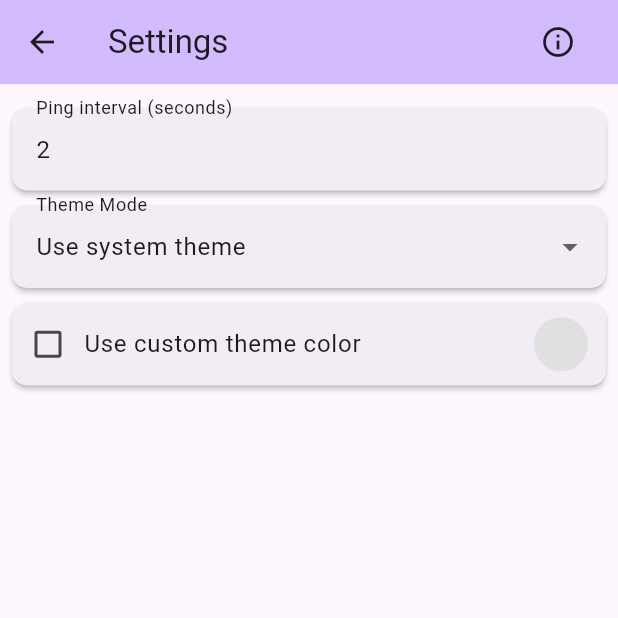
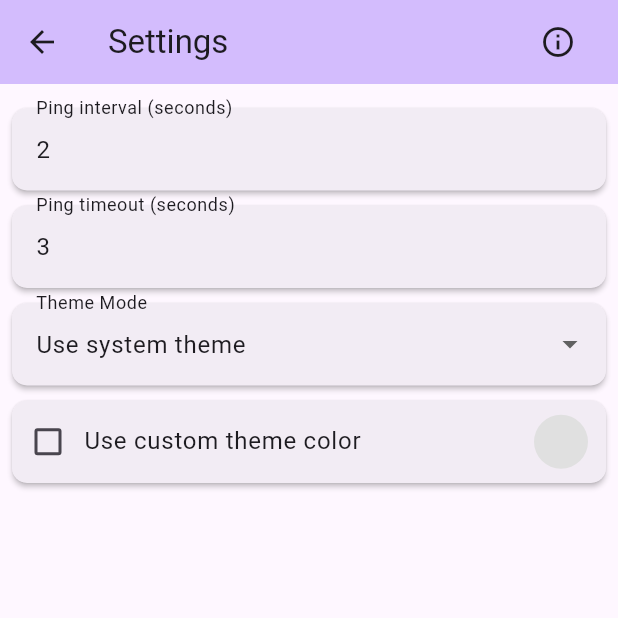
Before and after one commit to Familex/PingUtility, a Flutter app: the screen it shows after launch, after a tap on the "settings" icon, on a phone screen of 412 x 824 dp, the top half of it. Run offline on Flutter 3.47's test engine with Material 3 defaults, Android fonts, the light colour scheme and no system bars; drawn by our look-alikes of dynamic_color; our stand-ins replace flutter_colorpicker, jiffy, package_info_plus, sqflite; missing offline and left inert: dart_ping, fuzzy, holding_gesture; accounts and stored records are empty.

Commit message:
settings: add ping_timeout field

```diff
--- a/src/lib/main.dart
+++ b/src/lib/main.dart
@@ -8,7 +8,12 @@ import 'pages/overview.dart';
 import 'services/database.dart';
 
 // XXX will be overwritten in main function
-Settings settings = Settings(interval: -1, themeMode: -1, customColor: null);
+Settings settings = Settings(
+  interval: -1,
+  themeMode: -1,
+  customColor: null,
+  pingTimeout: -1,
+);
 
 void main() async {
   WidgetsFlutterBinding.ensureInitialized();
--- a/src/lib/models/hosts.dart
+++ b/src/lib/models/hosts.dart
@@ -6,6 +6,8 @@ import 'package:flutter/material.dart';
 
 import '../services/database.dart';
 import 'settings.dart';
+
+const pingHistoryMax = 30;
 
 class Host {
   Host({
@@ -21,14 +23,7 @@ class Host {
   List<Duration?> time = [];
   (Ping, StreamSubscription<PingData>)? ping;
   Queue<(Ping, StreamSubscription<PingData>)> oneTimePing = Queue.from([]);
-
-  get graphDataReversed =>
-      UnmodifiableListView(time.reversed.take(smallGraphElements));
 }
-
-const timeoutMs = 3000;
-const pingHistoryMax = 100;
-const smallGraphElements = 20;
 
 final class HostsModel extends ChangeNotifier {
   final Map<String, Host> _hosts = {};
@@ -40,8 +35,9 @@ final class HostsModel extends ChangeNotifier {
   UnmodifiableMapView<String, Host> get hosts =>
       UnmodifiableMapView(_initialLoading ? {} : _hosts);
   UnmodifiableListView<Duration?> getGraphDataReversed(String hostName) =>
-      UnmodifiableListView(
-          _initialLoading ? [] : _hosts[hostName]?.graphDataReversed ?? []);
+      UnmodifiableListView(_initialLoading
+          ? []
+          : _hosts[hostName]?.time.reversed.take(pingHistoryMax) ?? []);
 
   HostsModel() {
     unawaited(() async {
@@ -59,7 +55,8 @@ final class HostsModel extends ChangeNotifier {
     var interval = count != null ? 1 : host.pingInterval ?? settings.interval;
     if (interval <= 0) return null;
 
-    var ping = Ping(host.hostname, count: count, interval: interval);
+    var ping = Ping(host.hostname,
+        count: count, interval: interval, timeout: settings.pingTimeout);
     var subscription = ping.stream.listen((event) {
       // add to history
       if (event.response != null) {
--- a/src/lib/models/settings.dart
+++ b/src/lib/models/settings.dart
@@ -7,9 +7,11 @@ final class Settings extends ChangeNotifier {
     required int interval,
     required int themeMode,
     required Color? customColor,
+    required int pingTimeout,
   })  : _interval = interval,
         _themeMode = ThemeMode.values[themeMode],
-        _customThemeColor = customColor;
+        _customThemeColor = customColor,
+        _pingTimeout = pingTimeout;
 
   int _interval;
   int get interval => _interval;
@@ -18,6 +20,8 @@ final class Settings extends ChangeNotifier {
   ThemeMode get themeMode => _themeMode;
   Color? _customThemeColor;
   Color? get customThemeColor => _customThemeColor;
+  int _pingTimeout;
+  int get pingTimeout => _pingTimeout;
 
   set interval(int interval) {
     if (_interval == interval) return;
@@ -39,4 +43,11 @@ final class Settings extends ChangeNotifier {
     notifyListeners();
     DatabaseService().setCustomThemeColor(color);
   }
+
+  set pingTimeout(int timeout) {
+    if (_pingTimeout == timeout) return;
+    _pingTimeout = timeout;
+    notifyListeners();
+    DatabaseService().setPingTimeout(timeout);
+  }
 }
--- a/src/lib/pages/overview.dart
+++ b/src/lib/pages/overview.dart
@@ -16,15 +16,18 @@ class HostCard extends StatelessWidget {
 
   @override
   Widget build(BuildContext context) {
+    var data = context
+        .watch<HostsModel>()
+        .getGraphDataReversed(host.hostname)
+        .map((el) => el?.inMilliseconds.toDouble());
+
     var (min, avg, max) = () {
-      var data = host.graphDataReversed
-          .where((el) => el != null)
-          .map((el) => el!.inMilliseconds.toDouble());
       if (data.isEmpty) return (null, null, null);
       double total = 0.0;
       double min = double.infinity;
       double max = -double.infinity;
       for (var el in data) {
+        if (el == null) continue;
         if (el < min) min = el;
         if (el > max) max = el;
         total += el;
@@ -73,11 +76,10 @@ class HostCard extends StatelessWidget {
                     color: Theme.of(context).colorScheme.primary,
                     spots: () {
                       List<FlSpot> result = [];
-                      var ind = smallGraphElements;
-                      for (var val in host.graphDataReversed) {
+                      var ind = pingHistoryMax;
+                      for (var val in data) {
                         if (val == null) continue;
-                        result.add(FlSpot(
-                            (--ind).toDouble(), val.inMilliseconds.toDouble()));
+                        result.add(FlSpot((--ind).toDouble(), val));
                       }
                       return result;
                     }(),
--- a/src/lib/pages/settings.dart
+++ b/src/lib/pages/settings.dart
@@ -7,24 +7,37 @@ import 'package:provider/provider.dart';
 import 'package:url_launcher/url_launcher.dart';
 
 import '../models/settings.dart';
-import '../utils/non_empty_formatter.dart';
 import '../utils/pu_widgets.dart';
 
-class SettingsPage extends StatelessWidget {
-  SettingsPage({super.key});
+class SettingsPage extends StatefulWidget {
+  const SettingsPage({super.key});
 
+  @override
+  State<SettingsPage> createState() => _SettingsPageState();
+}
+
+class _SettingsPageState extends State<SettingsPage> {
   // FIXME is it ok?
   final TextEditingController _intervalTEC = TextEditingController();
+  final TextEditingController _pingTimeoutTEC = TextEditingController();
 
   @override
   Widget build(BuildContext context) {
     var settings = context.watch<Settings>();
+    // FIXME is it ok?
     _intervalTEC.text = settings.interval.toString();
+    _pingTimeoutTEC.text = settings.pingTimeout.toString();
 
     void updateInterval() {
       var val = int.tryParse(_intervalTEC.text);
-      if (val == null) return;
+      if (val == null || val <= 0) return;
       settings.interval = val;
+    }
+
+    void updatePingTimeout() {
+      var val = int.tryParse(_pingTimeoutTEC.text);
+      if (val == null || val <= 0) return;
+      settings.pingTimeout = val;
     }
 
     return Scaffold(
@@ -71,7 +84,17 @@ class SettingsPage extends StatelessWidget {
               controller: _intervalTEC,
               onChanged: (_) => updateInterval(),
               inputFormatters: <TextInputFormatter>[
-                NonEmptyFormatter(),
+                FilteringTextInputFormatter.digitsOnly
+              ],
+              keyboardType: TextInputType.number,
+            ),
+            const SizedBox(height: 10),
+            puTextField(
+              context: context,
+              labelText: 'Ping timeout (seconds)',
+              controller: _pingTimeoutTEC,
+              onChanged: (_) => updatePingTimeout(),
+              inputFormatters: <TextInputFormatter>[
                 FilteringTextInputFormatter.digitsOnly
               ],
               keyboardType: TextInputType.number,
--- a/src/lib/services/database.dart
+++ b/src/lib/services/database.dart
@@ -4,6 +4,11 @@ import 'package:sqflite/sqflite.dart';
 
 import '../models/hosts.dart';
 import '../models/settings.dart';
+
+int _defaultInterval = 2;
+int _defaultThemeMode = ThemeMode.system.index;
+int? _defaultCustomThemeColor;
+int _defaultPingTimeout = 3;
 
 class DatabaseService {
   // Singleton pattern
@@ -26,7 +31,7 @@ class DatabaseService {
       path,
       onCreate: _onCreate,
       onUpgrade: _onUpgrade,
-      version: 3,
+      version: 4,
       onConfigure: (db) async => await db.execute('PRAGMA foreign_keys = ON'),
     );
   }
@@ -37,12 +42,14 @@ class DatabaseService {
         ( interval integer not null
         , theme_mode integer not null
         , custom_theme_color integer
+        , ping_timeout integer not null
         )
     ''');
     await db.insert('settings', {
-      'interval': 2,
-      'theme_mode': ThemeMode.system.index,
-      'custom_theme_color': null,
+      'interval': _defaultInterval,
+      'theme_mode': _defaultThemeMode,
+      'custom_theme_color': _defaultCustomThemeColor,
+      'ping_timeout': _defaultPingTimeout,
     });
 
     await db.execute('''
@@ -64,6 +71,14 @@ class DatabaseService {
     if (oldVersion < 3) {
       await db.execute('drop table settings');
       await db.execute('drop table hosts');
+      return await _onCreate(db, newVersion);
+    }
+
+    if (oldVersion < 4) {
+      await db.execute('''
+        alter table settings
+          add column ping_timeout integer not null default $_defaultPingTimeout
+      ''');
     }
   }
 
@@ -75,6 +90,7 @@ class DatabaseService {
       interval: settings.first['interval'] as int,
       themeMode: settings.first['theme_mode'] as int,
       customColor: customThemeColor == null ? null : Color(customThemeColor),
+      pingTimeout: settings.first['ping_timeout'] as int,
     );
   }
 
@@ -107,6 +123,11 @@ class DatabaseService {
     await db.update('settings', {'custom_theme_color': customColor?.value});
   }
 
+  Future setPingTimeout(int pingTimeout) async {
+    var db = await _databaseService.database;
+    await db.update('settings', {'ping_timeout': pingTimeout});
+  }
+
   Future<bool> addHost(Host host) async {
     var db = await _databaseService.database;
     var insertRes = await db.insert('hosts', {
--- a/src/pubspec.yaml
+++ b/src/pubspec.yaml
@@ -16,7 +16,7 @@ publish_to: 'none' # Remove this line if you wish to publish to pub.dev
 # https://developer.apple.com/library/archive/documentation/General/Reference/InfoPlistKeyReference/Articles/CoreFoundationKeys.html
 # In Windows, build-name is used as the major, minor, and patch parts
 # of the product and file versions while build-number is used as the build suffix.
-version: 0.6.2
+version: 0.6.3
 
 environment:
   sdk: ^3.5.4
```
